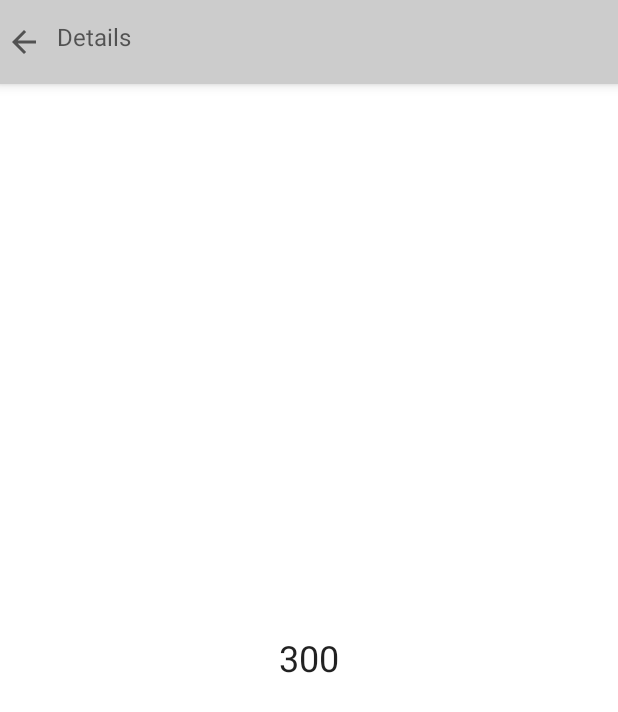
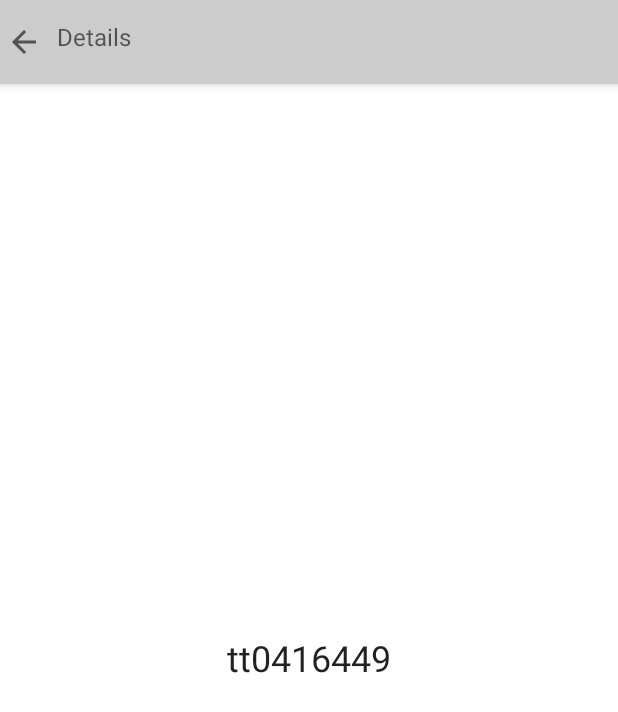
Before and after one commit to matheus621/MovieApp, an Android app built with Jetpack Compose: the screen it shows after launch (MainActivity), after a tap on "300", on a phone screen of 412 x 824 dp. Shown: the top 712 px of the screen. Run offline under Robolectric (Android 15) with nearby library versions, the phone set to English and light mode, and no system bars; pictures from the network do not load; 3 statements that could not run were skipped; 2 other taps on this screen came first.

```diff
--- a/app/build.gradle
+++ b/app/build.gradle
@@ -62,4 +62,6 @@ dependencies {
     debugImplementation "androidx.compose.ui:ui-test-manifest:$compose_ui_version"
     //Navigation
     implementation "androidx.navigation:navigation-compose:2.4.0-alpha10"
+    //Coil
+    implementation "io.coil-kt:coil-compose:1.4.0"
 }
--- a/app/src/main/AndroidManifest.xml
+++ b/app/src/main/AndroidManifest.xml
@@ -1,6 +1,7 @@
 <?xml version="1.0" encoding="utf-8"?>
 <manifest xmlns:android="http://schemas.android.com/apk/res/android"
     xmlns:tools="http://schemas.android.com/tools">
+    <uses-permission android:name="android.permission.INTERNET"/>
 
     <application
         android:allowBackup="true"
--- a/app/src/main/java/com/example/movieapp/MainActivity.kt
+++ b/app/src/main/java/com/example/movieapp/MainActivity.kt
@@ -4,22 +4,10 @@ import android.annotation.SuppressLint
 import android.os.Bundle
 import androidx.activity.ComponentActivity
 import androidx.activity.compose.setContent
-import androidx.compose.foundation.clickable
 import androidx.compose.foundation.layout.*
-import androidx.compose.foundation.lazy.LazyColumn
-import androidx.compose.foundation.lazy.items
-import androidx.compose.foundation.shape.CornerSize
-import androidx.compose.foundation.shape.RoundedCornerShape
 import androidx.compose.material.*
-import androidx.compose.material.icons.Icons
-import androidx.compose.material.icons.filled.AccountBox
 import androidx.compose.runtime.Composable
-import androidx.compose.ui.Alignment
-import androidx.compose.ui.Modifier
-import androidx.compose.ui.graphics.Color
-import androidx.compose.ui.graphics.RectangleShape
 import androidx.compose.ui.tooling.preview.Preview
-import androidx.compose.ui.unit.dp
 import com.example.movieapp.navigation.MovieNavigation
 import com.example.movieapp.ui.theme.MovieAppTheme
 
@@ -42,41 +30,6 @@ fun MyApp(content: @Composable () -> Unit) {
     }
 }
 
-
-@Composable
-fun MovieRow(movie: String, onItemClick: (String) -> Unit = {}) {
-    Card(
-        modifier = Modifier
-            .padding(4.dp)
-            .fillMaxWidth()
-            .height(130.dp)
-            .clickable {
-                onItemClick(movie)
-            },
-        shape = RoundedCornerShape(corner = CornerSize(16.dp)),
-        elevation = 6.dp
-    ) {
-        Row(
-            verticalAlignment = Alignment.CenterVertically,
-            horizontalArrangement = Arrangement.Start
-        ) {
-            Surface(
-                modifier = Modifier
-                    .padding(12.dp)
-                    .size(100.dp),
-                shape = RectangleShape,
-                elevation = 4.dp
-            ) {
-                Icon(imageVector = Icons.Default.AccountBox, contentDescription = "Movie Image")
-
-            }
-            Text(text = movie)
-        }
-
-    }
-
-}
-
 @Preview(showBackground = true)
 @Composable
 fun DefaultPreview() {
--- /dev/null
+++ b/app/src/main/java/com/example/movieapp/model/Movie.kt
@@ -0,0 +1,182 @@
+package com.example.movieapp.model
+
+data class Movie(
+    val id: String, val title: String, val year: String, val genre: String,
+    val director: String, val actors: String, val plot: String, val poster: String,
+    val images: List<String>, val rating: String
+)
+
+fun getMovies(): List<Movie> {
+    return listOf(
+        Movie(
+            id = "tt0499549",
+            title = "Avatar",
+            year = "2009",
+            genre = "Action, Adventure, Fantasy",
+            director = "James Cameron",
+            actors = "Sam Worthington, Zoe Saldana, Sigourney Weaver, Stephen Lang",
+            plot = "A paraplegic marine dispatched to the moon Pandora on a unique mission becomes torn between following his orders and protecting the world he feels is his home.",
+            poster = "http://ia.media-imdb.com/images/M/MV5BMTYwOTEwNjAzMl5BMl5BanBnXkFtZTcwODc5MTUwMw@@._V1_SX300.jpg",
+            images = listOf(
+                "https://images-na.ssl-images-amazon.com/images/M/MV5BMjEyOTYyMzUxNl5BMl5BanBnXkFtZTcwNTg0MTUzNA@@._V1_SX1500_CR0,0,1500,999_AL_.jpg",
+                "https://images-na.ssl-images-amazon.com/images/M/MV5BNzM2MDk3MTcyMV5BMl5BanBnXkFtZTcwNjg0MTUzNA@@._V1_SX1777_CR0,0,1777,999_AL_.jpg",
+                "https://images-na.ssl-images-amazon.com/images/M/MV5BMTY2ODQ3NjMyMl5BMl5BanBnXkFtZTcwODg0MTUzNA@@._V1_SX1777_CR0,0,1777,999_AL_.jpg",
+                "https://images-na.ssl-images-amazon.com/images/M/MV5BMTMxOTEwNDcxN15BMl5BanBnXkFtZTcwOTg0MTUzNA@@._V1_SX1777_CR0,0,1777,999_AL_.jpg",
+                "https://images-na.ssl-images-amazon.com/images/M/MV5BMTYxMDg1Nzk1MV5BMl5BanBnXkFtZTcwMDk0MTUzNA@@._V1_SX1500_CR0,0,1500,999_AL_.jpg"
+            ),
+            rating = "7.9"
+        ),
+
+        Movie(
+            id = "tt0416449",
+            title = "300",
+            year = "2006",
+            genre = "Action, Drama, Fantasy",
+            director = "Zack Snyder",
+            actors = "Gerard Butler, Lena Headey, Dominic West, David Wenham",
+            plot = "King Leonidas of Sparta and a force of 300 men fight the Persians at Thermopylae in 480 B.C.",
+            poster = "http://ia.media-imdb.com/images/M/MV5BMjAzNTkzNjcxNl5BMl5BanBnXkFtZTYwNDA4NjE3._V1_SX300.jpg",
+            images = listOf(
+                "https://images-na.ssl-images-amazon.com/images/M/MV5BMTMwNTg5MzMwMV5BMl5BanBnXkFtZTcwMzA2NTIyMw@@._V1_SX1777_CR0,0,1777,937_AL_.jpg",
+                "https://images-na.ssl-images-amazon.com/images/M/MV5BMTQwNTgyNTMzNF5BMl5BanBnXkFtZTcwNDA2NTIyMw@@._V1_SX1777_CR0,0,1777,935_AL_.jpg",
+                "https://images-na.ssl-images-amazon.com/images/M/MV5BMTc0MjQzOTEwMV5BMl5BanBnXkFtZTcwMzE2NTIyMw@@._V1_SX1777_CR0,0,1777,947_AL_.jpg"
+
+            ),
+            rating = "7.7"
+        ),
+
+        Movie(
+            id = "tt0848228",
+            title = "The Avengers",
+            year = "2012",
+            genre = "Action, Sci-Fi, Thriller",
+            director = "Joss Whedon",
+            actors = "Robert Downey Jr., Chris Evans, Mark Ruffalo, Chris Hemsworth",
+            plot = "Earth's mightiest heroes must come together and learn to fight as a team if they are to stop the mischievous Loki and his alien army from enslaving humanity.",
+            poster = "http://ia.media-imdb.com/images/M/MV5BMTk2NTI1MTU4N15BMl5BanBnXkFtZTcwODg0OTY0Nw@@._V1_SX300.jpg",
+            images = listOf(
+                "https://images-na.ssl-images-amazon.com/images/M/MV5BMTA0NjY0NzE4OTReQTJeQWpwZ15BbWU3MDczODg2Nzc@._V1_SX1777_CR0,0,1777,999_AL_.jpg",
+                "https://images-na.ssl-images-amazon.com/images/M/MV5BMjE1MzEzMjcyM15BMl5BanBnXkFtZTcwNDM4ODY3Nw@@._V1_SX1777_CR0,0,1777,999_AL_.jpg",
+                "https://images-na.ssl-images-amazon.com/images/M/MV5BMjMwMzM2MTg1M15BMl5BanBnXkFtZTcwNjM4ODY3Nw@@._V1_SX1777_CR0,0,1777,999_AL_.jpg",
+                "https://images-na.ssl-images-amazon.com/images/M/MV5BMTQ4NzM2Mjc5MV5BMl5BanBnXkFtZTcwMTkwOTY3Nw@@._V1_SX1777_CR0,0,1777,999_AL_.jpg",
+                "https://images-na.ssl-images-amazon.com/images/M/MV5BMTc3MzQ3NjA5N15BMl5BanBnXkFtZTcwMzY5OTY3Nw@@._V1_SX1777_CR0,0,1777,999_AL_.jpg"
+            ),
+            rating = "8.1"
+        ),
+
+        Movie(
+            id = "tt0993846",
+            title = "The Wolf of Wall Street",
+            year = "2013",
+            genre = "Biography, Comedy, Crime",
+            director = "Martin Scorsese",
+            actors = "Leonardo DiCaprio, Jonah Hill, Margot Robbie, Matthew McConaughey",
+            plot = "Based on the true story of Jordan Belfort, from his rise to a wealthy stock-broker living the high life to his fall involving crime, corruption and the federal government.",
+            poster = "http://ia.media-imdb.com/images/M/MV5BMjIxMjgxNTk0MF5BMl5BanBnXkFtZTgwNjIyOTg2MDE@._V1_SX300.jpg",
+            images = listOf(
+                "https://images-na.ssl-images-amazon.com/images/M/MV5BNDIwMDIxNzk3Ml5BMl5BanBnXkFtZTgwMTg0MzQ4MDE@._V1_SX1500_CR0,0,1500,999_AL_.jpg",
+                "https://images-na.ssl-images-amazon.com/images/M/MV5BMTc0NzAxODAyMl5BMl5BanBnXkFtZTgwMDg0MzQ4MDE@._V1_SX1500_CR0,0,1500,999_AL_.jpg",
+                "https://images-na.ssl-images-amazon.com/images/M/MV5BMTExMDk1MDE4NzVeQTJeQWpwZ15BbWU4MDM4NDM0ODAx._V1_SX1500_CR0,0,1500,999_AL_.jpg",
+                "https://images-na.ssl-images-amazon.com/images/M/MV5BMTg3MTY4NDk4Nl5BMl5BanBnXkFtZTgwNjc0MzQ4MDE@._V1_SX1500_CR0,0,1500,999_AL_.jpg",
+                "https://images-na.ssl-images-amazon.com/images/M/MV5BMTgzMTg4MDI0Ml5BMl5BanBnXkFtZTgwOTY0MzQ4MDE@._V1_SY1000_CR0,0,1553,1000_AL_.jpg"
+            ),
+            rating = "8.2"
+        ),
+
+        Movie(
+            id = "tt0816692",
+            title = "Interstellar",
+            year = "2014",
+            genre = "Adventure, Drama, Sci-Fi",
+            director = "Christopher Nolan",
+            actors = "Ellen Burstyn, Matthew McConaughey, Mackenzie Foy, John Lithgow",
+            plot = "A team of explorers travel through a wormhole in space in an attempt to ensure humanity's survival.",
+            poster = "http://ia.media-imdb.com/images/M/MV5BMjIxNTU4MzY4MF5BMl5BanBnXkFtZTgwMzM4ODI3MjE@._V1_SX300.jpg",
+            images = listOf(
+                "https://images-na.ssl-images-amazon.com/images/M/MV5BMjA3NTEwOTMxMV5BMl5BanBnXkFtZTgwMjMyODgxMzE@._V1_SX1500_CR0,0,1500,999_AL_.jpg",
+                "https://images-na.ssl-images-amazon.com/images/M/MV5BMzQ5ODE2MzEwM15BMl5BanBnXkFtZTgwMTMyODgxMzE@._V1_SX1500_CR0,0,1500,999_AL_.jpg",
+                "https://images-na.ssl-images-amazon.com/images/M/MV5BMTg4Njk4MzY0Nl5BMl5BanBnXkFtZTgwMzIyODgxMzE@._V1_SX1500_CR0,0,1500,999_AL_.jpg",
+                "https://images-na.ssl-images-amazon.com/images/M/MV5BMzE3MTM0MTc3Ml5BMl5BanBnXkFtZTgwMDIyODgxMzE@._V1_SX1500_CR0,0,1500,999_AL_.jpg",
+                "https://images-na.ssl-images-amazon.com/images/M/MV5BNjYzNjE2NDk3N15BMl5BanBnXkFtZTgwNzEyODgxMzE@._V1_SX1500_CR0,0,1500,999_AL_.jpg"
+            ),
+            rating = "8.6"
+        ),
+        Movie(
+            id = "tt0944947",
+            title = "Game of Thrones",
+            year = "2011 - 2018",
+            genre = "Adventure, Drama, Fantasy",
+            director = "N/A",
+            actors = "Peter Dinklage, Lena Headey, Emilia Clarke, Kit Harington",
+            plot = "While a civil war brews between several noble families in Westeros, the children of the former rulers of the land attempt to rise up to power. Meanwhile a forgotten race, bent on destruction, plans to return after thousands of years in the North.",
+            poster = "http://ia.media-imdb.com/images/M/MV5BMjM5OTQ1MTY5Nl5BMl5BanBnXkFtZTgwMjM3NzMxODE@._V1_SX300.jpg",
+            images = listOf(
+                "https://images-na.ssl-images-amazon.com/images/M/MV5BNDc1MGUyNzItNWRkOC00MjM1LWJjNjMtZTZlYWIxMGRmYzVlXkEyXkFqcGdeQXVyMzU3MDEyNjk@._V1_SX1777_CR0,0,1777,999_AL_.jpg",
+                "https://images-na.ssl-images-amazon.com/images/M/MV5BZjZkN2M5ODgtMjQ2OC00ZjAxLWE1MjMtZDE0OTNmNGM0NWEwXkEyXkFqcGdeQXVyNjUxNzgwNTE@._V1_SX1777_CR0,0,1777,999_AL_.jpg",
+                "https://images-na.ssl-images-amazon.com/images/M/MV5BMDk4Y2Y1MDAtNGVmMC00ZTlhLTlmMmQtYjcyN2VkNzUzZjg2XkEyXkFqcGdeQXVyNjUxNzgwNTE@._V1_SX1777_CR0,0,1777,999_AL_.jpg",
+                "https://images-na.ssl-images-amazon.com/images/M/MV5BNjZjNWIzMzQtZWZjYy00ZTkwLWJiMTYtOWRkZDBhNWJhY2JmXkEyXkFqcGdeQXVyMjk3NTUyOTc@._V1_SX1777_CR0,0,1777,999_AL_.jpg",
+                "https://images-na.ssl-images-amazon.com/images/M/MV5BNTMyMTRjZWEtM2UxMS00ZjU5LWIxMTYtZDA5YmJhZmRjYTc4XkEyXkFqcGdeQXVyMjk3NTUyOTc@._V1_SX1777_CR0,0,1777,999_AL_.jpg"
+            ),
+            rating = "9.5"
+        ),
+
+
+        Movie(
+            id = "tt2306299",
+            title = "Vikings",
+            year = "2013–2020",
+            genre = "Action, Drama, History",
+            director = "N/A",
+            actors = "Travis Fimmel, Clive Standen, Gustaf Skarsgård, Katheryn Winnick",
+            plot = "The world of the Vikings is brought to life through the journey of Ragnar Lothbrok, the first Viking to emerge from Norse legend and onto the pages of history - a man on the edge of myth.",
+            poster = "http://ia.media-imdb.com/images/M/MV5BOTEzNzI3MDc0N15BMl5BanBnXkFtZTgwMzk1MzA5NzE@._V1_SX300.jpg",
+            images = listOf(
+                "https://images-na.ssl-images-amazon.com/images/M/MV5BMjM5MTM1ODUxNV5BMl5BanBnXkFtZTgwNTAzOTI2ODE@._V1_.jpg",
+                "https://images-na.ssl-images-amazon.com/images/M/MV5BNzU2NDcxODMyOF5BMl5BanBnXkFtZTgwNDAzOTI2ODE@._V1_.jpg",
+                "https://images-na.ssl-images-amazon.com/images/M/MV5BMjMzMzIzOTU2M15BMl5BanBnXkFtZTgwODMzMTkyODE@._V1_SY1000_SX1500_AL_.jpg",
+                "https://images-na.ssl-images-amazon.com/images/M/MV5BMTQ2NTQ2MDA3NF5BMl5BanBnXkFtZTgwODkxMDUxODE@._V1_SY1000_SX1500_AL_.jpg",
+                "https://images-na.ssl-images-amazon.com/images/M/MV5BMTcxOTQ3NTA5N15BMl5BanBnXkFtZTgwMzExMDUxODE@._V1_SY1000_SX1500_AL_.jpg"
+            ),
+            rating = "9.5"
+        ),
+
+        Movie(
+            id = "tt0903747",
+            title = "Breaking Bad",
+            year = "2008–2013",
+            genre = "Crime, Drama, Thriller",
+            director = "N/A",
+            actors = "Bryan Cranston, Anna Gunn, Aaron Paul, Dean Norris",
+            plot = "A high school chemistry teacher diagnosed with inoperable lung cancer turns to manufacturing and selling methamphetamine in order to secure his family's financial future.",
+            poster = "http://ia.media-imdb.com/images/M/MV5BMTQ0ODYzODc0OV5BMl5BanBnXkFtZTgwMDk3OTcyMDE@._V1_SX300.jpg",
+            images = listOf(
+                "https://images-na.ssl-images-amazon.com/images/M/MV5BMTgyMzI5NDc5Nl5BMl5BanBnXkFtZTgwMjM0MTI2MDE@._V1_SY1000_CR0,0,1498,1000_AL_.jpg",
+                "https://images-na.ssl-images-amazon.com/images/M/MV5BMTQ2NDkwNDk5NV5BMl5BanBnXkFtZTgwNDM0MTI2MDE@._V1_SY1000_CR0,0,1495,1000_AL_.jpg",
+                "https://images-na.ssl-images-amazon.com/images/M/MV5BMTM4NDcyNDMzMF5BMl5BanBnXkFtZTgwOTI0MTI2MDE@._V1_SY1000_CR0,0,1495,1000_AL_.jpg",
+                "https://images-na.ssl-images-amazon.com/images/M/MV5BMTAzMTczMjM3NjFeQTJeQWpwZ15BbWU4MDc1MTI1MzAx._V1_SY1000_CR0,0,1495,1000_AL_.jpg",
+                "https://images-na.ssl-images-amazon.com/images/M/MV5BMjA5MTE3MTgwMF5BMl5BanBnXkFtZTgwOTQxMjUzMDE@._V1_SX1500_CR0,0,1500,999_AL_.jpg"
+            ),
+            rating = "9.5"
+        ),
+
+        Movie(
+            id = "tt2707408",
+            title = "Narcos",
+            year = "2015-",
+            genre = "Biography, Crime, Drama",
+            director = "N/A",
+            actors = "Wagner Moura, Boyd Holbrook, Pedro Pascal, Joanna Christie",
+            plot = "A chronicled look at the criminal exploits of Colombian drug lord Pablo Escobar.",
+            poster = "http://ia.media-imdb.com/images/M/MV5BMTU0ODQ4NDg2OF5BMl5BanBnXkFtZTgwNzczNTE4OTE@._V1_SX300.jpg",
+            images = listOf(
+                "https://images-na.ssl-images-amazon.com/images/M/MV5BMTk2MDMzMTc0MF5BMl5BanBnXkFtZTgwMTAyMzA1OTE@._V1_SX1500_CR0,0,1500,999_AL_.jpg",
+                "https://images-na.ssl-images-amazon.com/images/M/MV5BMjIxMDkyOTEyNV5BMl5BanBnXkFtZTgwNjY3Mjc3OTE@._V1_SY1000_SX1500_AL_.jpg",
+                "https://images-na.ssl-images-amazon.com/images/M/MV5BMjA2NDUwMTU2NV5BMl5BanBnXkFtZTgwNTI1Mzc3OTE@._V1_SY1000_CR0,0,1499,1000_AL_.jpg",
+                "https://images-na.ssl-images-amazon.com/images/M/MV5BODA1NjAyMTQ3Ml5BMl5BanBnXkFtZTgwNjI1Mzc3OTE@._V1_SY1000_CR0,0,1499,1000_AL_.jpg",
+                "https://images-na.ssl-images-amazon.com/images/M/MV5BMTU0NzQ0OTAwNl5BMl5BanBnXkFtZTgwMDAyMzA1OTE@._V1_SX1500_CR0,0,1500,999_AL_.jpg"
+            ),
+            rating = "9.5"
+        ),
+
+        )
+}
--- a/app/src/main/java/com/example/movieapp/navigation/MovieNavigation.kt
+++ b/app/src/main/java/com/example/movieapp/navigation/MovieNavigation.kt
@@ -16,7 +16,8 @@ fun MovieNavigation() {
         composable(MoviesScreens.HomeScreen.name) {
             HomeScreen(navController = navController)
         }
-        composable(MoviesScreens.DetailsScreen.name + "/{movie}",
+        composable(
+            MoviesScreens.DetailsScreen.name + "/{movie}",
             arguments = listOf(navArgument(name = "movie") { type = NavType.StringType })
         ) {
             DetailsScreen(navController = navController, it.arguments?.getString("movie"))
--- a/app/src/main/java/com/example/movieapp/screens/home/HomeScreen.kt
+++ b/app/src/main/java/com/example/movieapp/screens/home/HomeScreen.kt
@@ -13,8 +13,10 @@ import androidx.compose.ui.Modifier
 import androidx.compose.ui.graphics.Color
 import androidx.compose.ui.unit.dp
 import androidx.navigation.NavController
-import com.example.movieapp.MovieRow
+import com.example.movieapp.model.Movie
+import com.example.movieapp.model.getMovies
 import com.example.movieapp.navigation.MoviesScreens
+import com.example.movieapp.widgets.MovieRow
 
 @SuppressLint("UnusedMaterialScaffoldPaddingParameter")
 @Composable
@@ -33,26 +35,13 @@ fun HomeScreen(navController: NavController) {
 @Composable
 fun MainContent(
     navController: NavController,
-    movieList: List<String> = listOf(
-        "Avatar",
-        "300",
-        "Harry Potter",
-        "Life",
-        "Avatar",
-        "300",
-        "Harry Potter",
-        "Life",
-        "Avatar",
-        "300",
-        "Harry Potter",
-        "Life",
-    )
+    movieList: List<Movie> = getMovies()
 ) {
     Column(modifier = Modifier.padding(12.dp)) {
         LazyColumn {
             items(items = movieList) {
                 MovieRow(movie = it) { movie ->
-                    navController.navigate(route = MoviesScreens.DetailsScreen.name+"/$movie")
+                    navController.navigate(route = MoviesScreens.DetailsScreen.name + "/$movie")
                 }
             }
         }
--- /dev/null
+++ b/app/src/main/java/com/example/movieapp/widgets/Widgets.kt
@@ -0,0 +1,88 @@
+package com.example.movieapp.widgets
+
+import androidx.compose.animation.AnimatedVisibility
+import androidx.compose.foundation.Image
+import androidx.compose.foundation.clickable
+import androidx.compose.foundation.layout.*
+import androidx.compose.foundation.shape.CornerSize
+import androidx.compose.foundation.shape.RoundedCornerShape
+import androidx.compose.material.*
+import androidx.compose.material.icons.Icons
+import androidx.compose.material.icons.filled.KeyboardArrowDown
+import androidx.compose.material.icons.filled.KeyboardArrowUp
+import androidx.compose.runtime.*
+import androidx.compose.ui.Alignment
+import androidx.compose.ui.Modifier
+import androidx.compose.ui.graphics.Color
+import androidx.compose.ui.graphics.RectangleShape
+import androidx.compose.ui.modifier.modifierLocalConsumer
+import androidx.compose.ui.tooling.preview.Preview
+import androidx.compose.ui.unit.dp
+import coil.compose.rememberImagePainter
+import com.example.movieapp.model.Movie
+import com.example.movieapp.model.getMovies
+
+@Preview
+@Composable
+fun MovieRow(movie: Movie = getMovies()[0], onItemClick: (String) -> Unit = {}) {
+    var expanded by remember {
+        mutableStateOf(false)
+    }
+    Card(
+        modifier = Modifier
+            .padding(4.dp)
+            .fillMaxWidth()
+            .height(130.dp)
+            .clickable {
+                onItemClick(movie.id)
+            },
+        shape = RoundedCornerShape(corner = CornerSize(16.dp)),
+        elevation = 6.dp
+    ) {
+        Row(
+            verticalAlignment = Alignment.CenterVertically,
+            horizontalArrangement = Arrangement.Start
+        ) {
+            Surface(
+                modifier = Modifier
+                    .padding(12.dp)
+                    .size(100.dp),
+                shape = RectangleShape,
+                elevation = 4.dp
+            ) {
+                Image(
+                    painter = rememberImagePainter(data = movie.images[0],
+                        builder = {
+                            crossfade(true)
+                            transformations()
+                        }),
+                    contentDescription = "Movie Poster"
+                )
+            }
+            Column(modifier = Modifier.padding(4.dp)) {
+                Text(text = movie.title, style = MaterialTheme.typography.h6)
+                Text(text = "Director: ${movie.director}", style = MaterialTheme.typography.caption)
+                Text(text = "Release: ${movie.year}", style = MaterialTheme.typography.caption)
+
+                AnimatedVisibility(visible = expanded) {
+                    Column() {
+                        Text("Hello World")
+                    }
+                }
+                Icon(
+                    imageVector = if (expanded) Icons.Filled.KeyboardArrowUp else
+                        Icons.Filled.KeyboardArrowDown,
+                    contentDescription = "Down Arrow",
+                    modifier = Modifier
+                        .size(25.dp)
+                        .clickable {
+                            expanded = !expanded
+                        },
+                    tint = Color.DarkGray
+                )
+            }
+        }
+
+    }
+
+}
```
